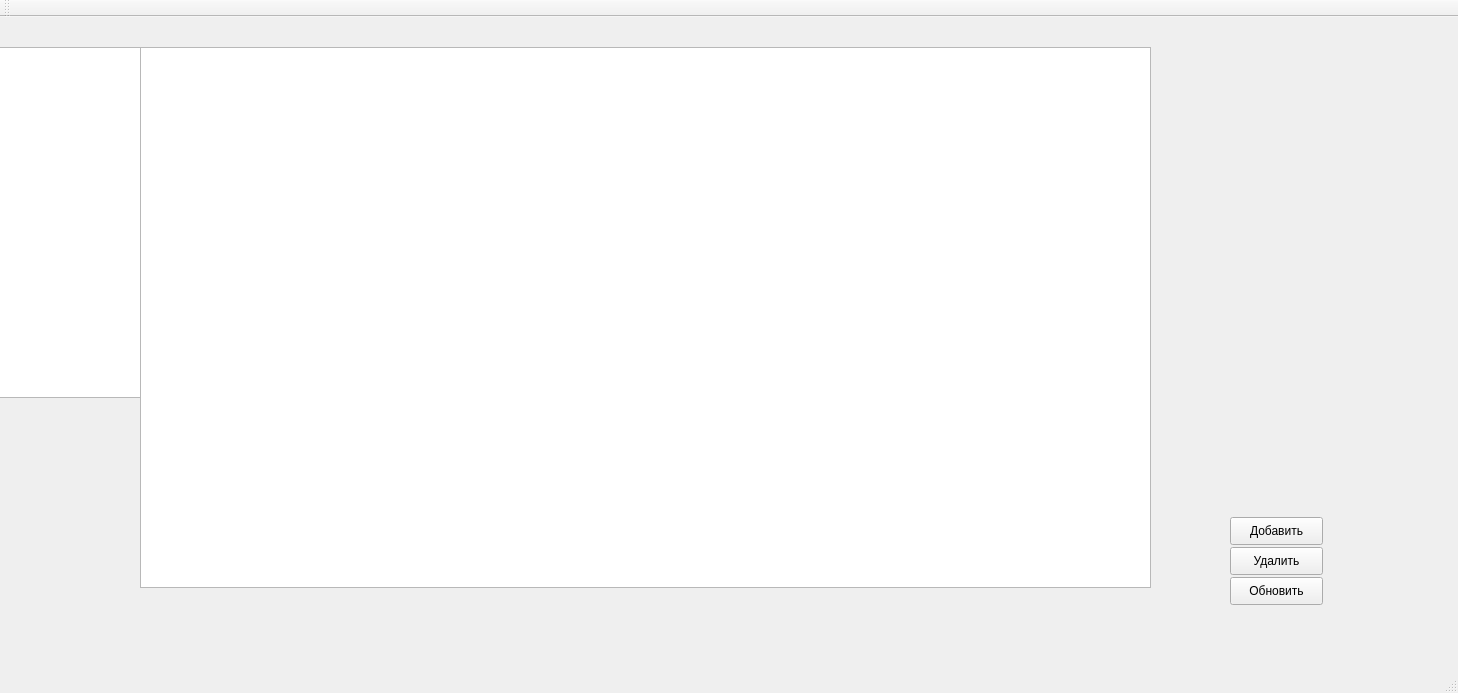
Above: mainwindow.ui from Alina1999mikh/AppForRecipe before the change. Below: the same form after it.
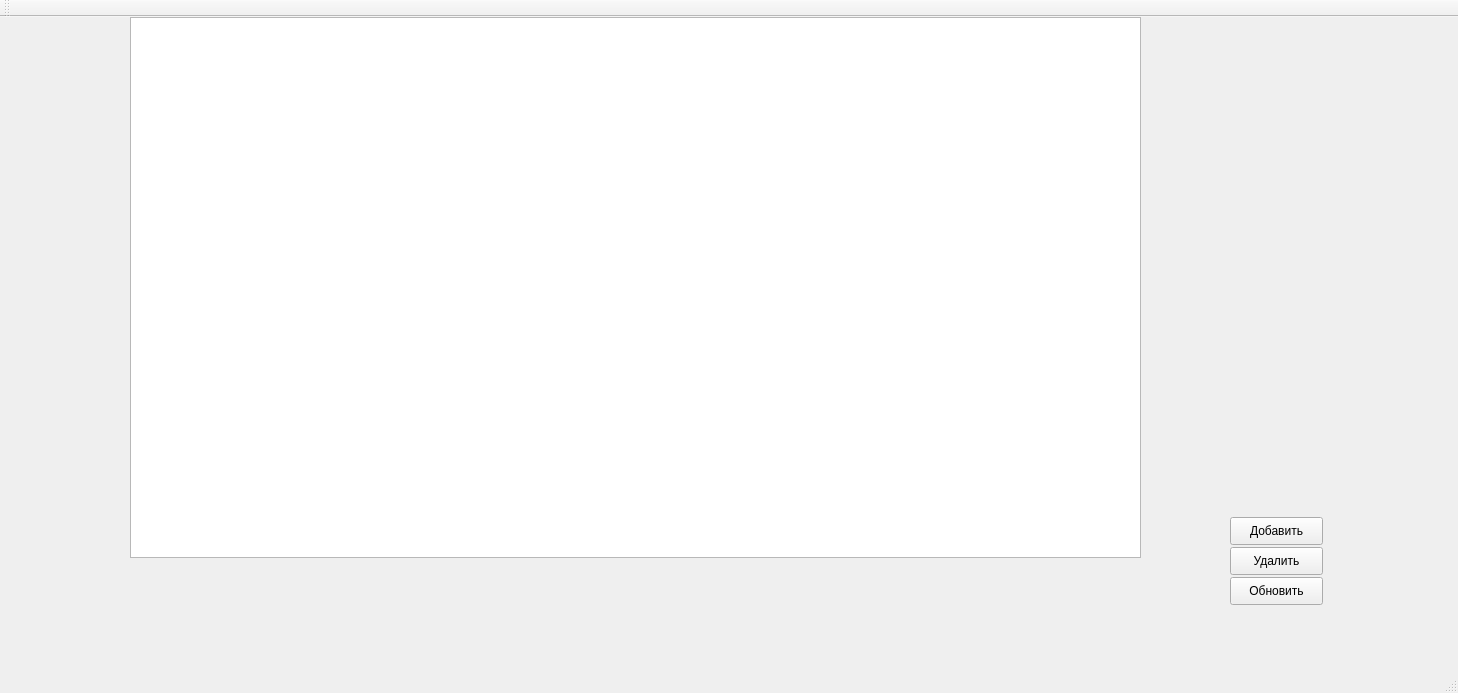
That is the form after the change.

```diff
--- a/mainwindow.ui
+++ b/mainwindow.ui
@@ -27,16 +27,6 @@
      <string>Добавить</string>
     </property>
    </widget>
-   <widget class="QTextEdit" name="textEdit">
-    <property name="geometry">
-     <rect>
-      <x>-60</x>
-      <y>30</y>
-      <width>751</width>
-      <height>351</height>
-     </rect>
-    </property>
-   </widget>
    <widget class="QPushButton" name="pushButton_2">
     <property name="geometry">
      <rect>
@@ -53,8 +43,8 @@
    <widget class="QTableView" name="tableView">
     <property name="geometry">
      <rect>
-      <x>140</x>
-      <y>30</y>
+      <x>130</x>
+      <y>0</y>
       <width>1011</width>
       <height>541</height>
      </rect>
```
